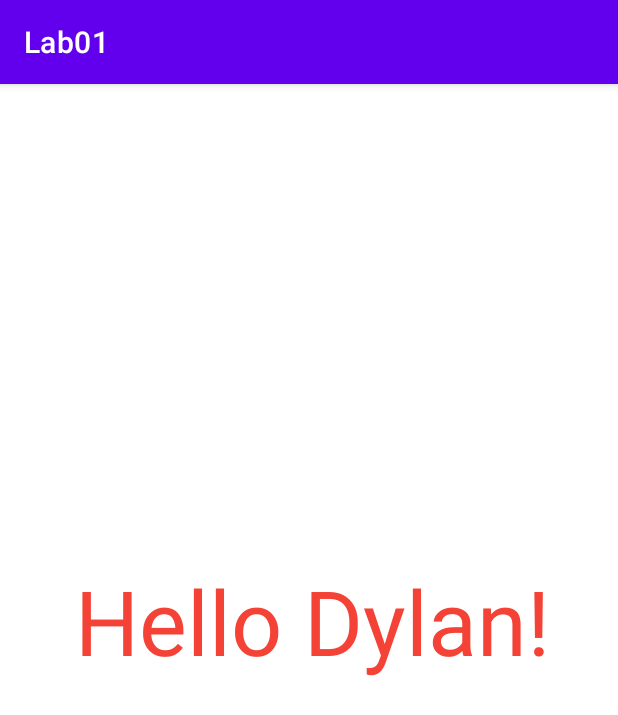
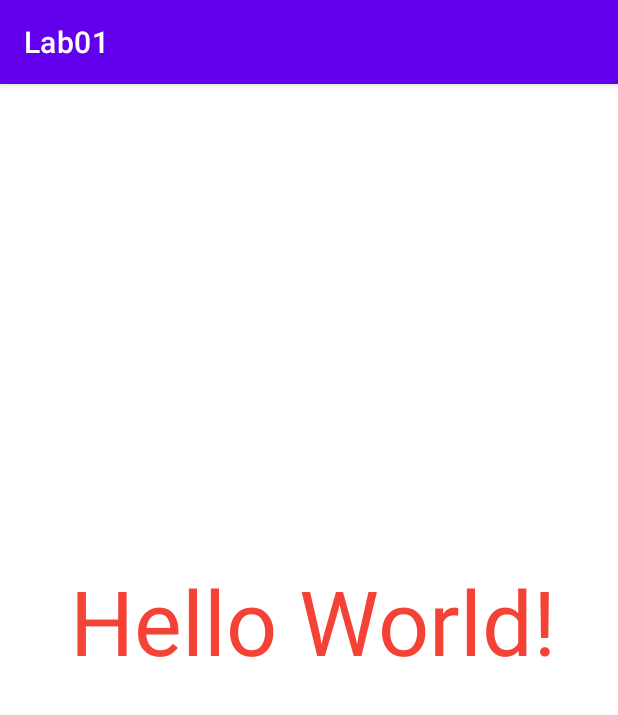
Before and after one commit to sprigg26/CS371-Lab01, an Android app: the screen it shows after launch (MainActivity), on a phone screen of 412 x 824 dp. Shown: the top 715 px of the screen. Run offline under Robolectric (Android 15) with nearby library versions, the phone set to English and light mode, and no system bars.

Commit message:
Revert "Changed text"
This reverts commit d4d96b2ef51c2b65e514cac5eb49fa399eb5f744.

```diff
--- a/app/src/main/res/layout/activity_main.xml
+++ b/app/src/main/res/layout/activity_main.xml
@@ -9,7 +9,7 @@
     <TextView
         android:layout_width="538dp"
         android:layout_height="134dp"
-        android:text="Hello Dylan!"
+        android:text="Hello World!"
         android:textAlignment="center"
         android:textColor="#F44336"
         android:textSize="60sp"
```
